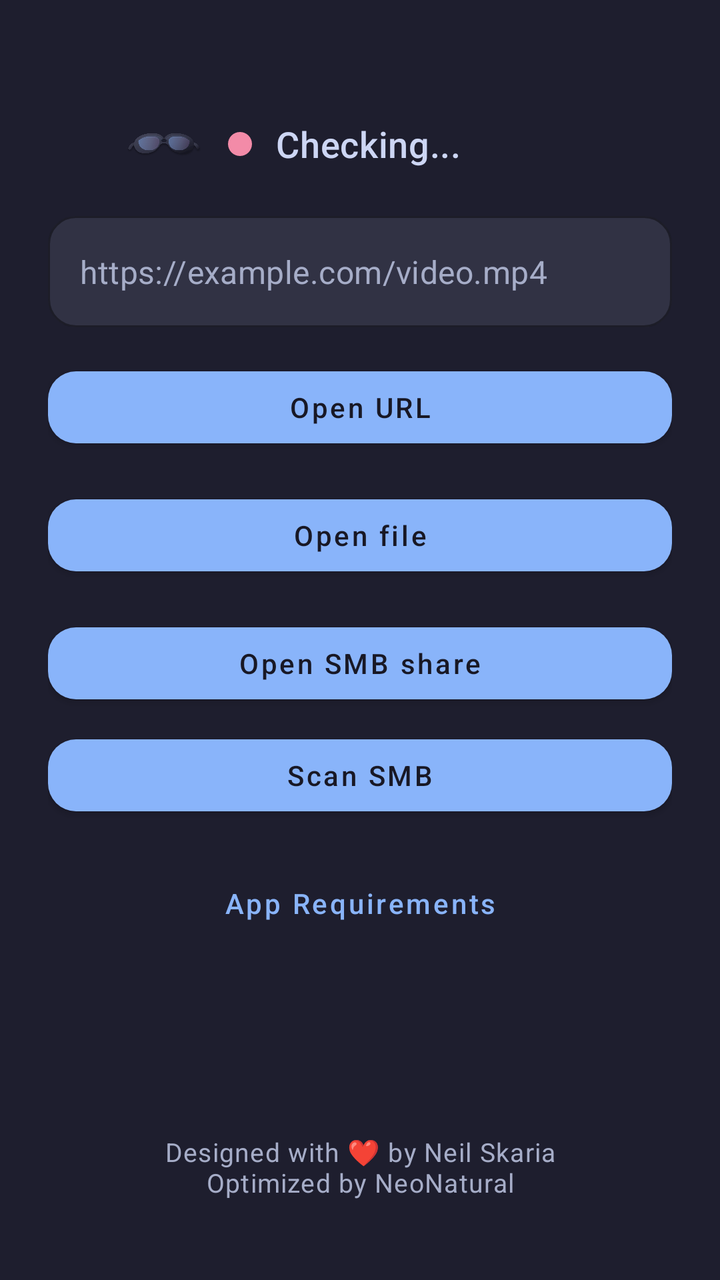
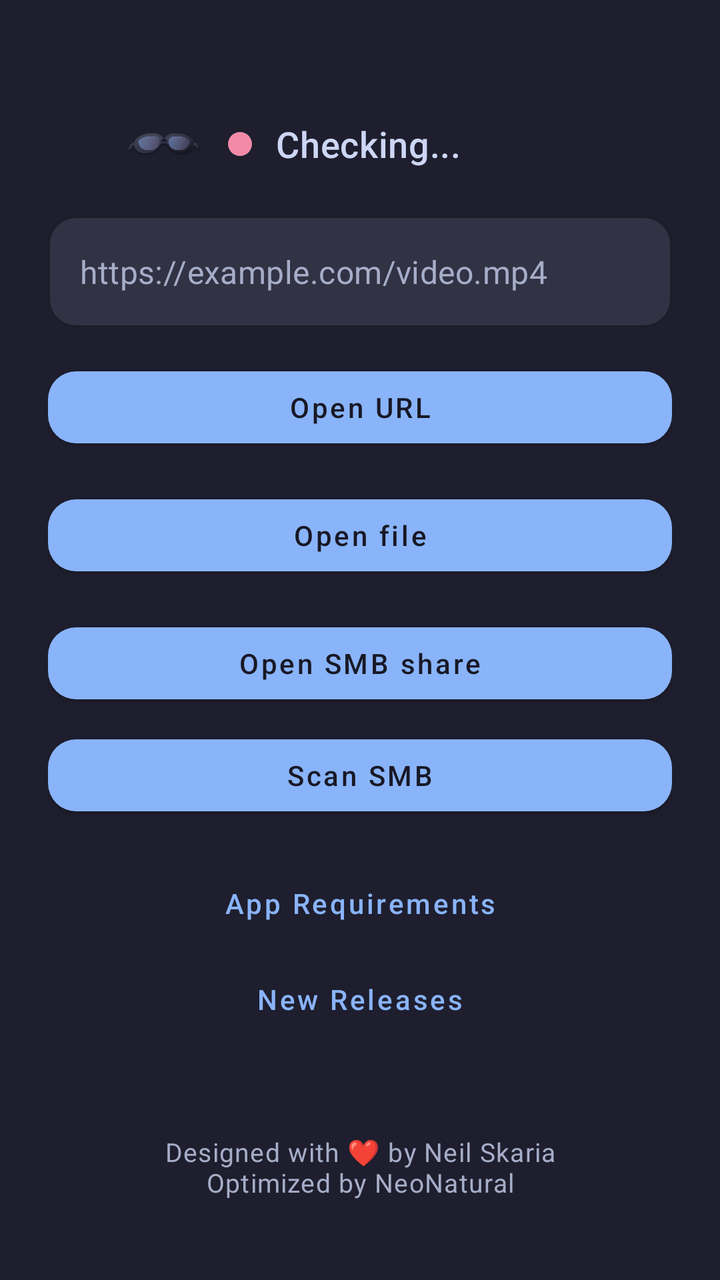

The first picture is an Android layout as it rendered before a commit; the second is the same layout after the commit. The layout source and the unified diff follow.
<!-- AndroidManifest.xml: application theme Theme.Vr2sbs -->
<!-- res/layout/activity_main.xml -->
<?xml version="1.0" encoding="utf-8"?>
<LinearLayout xmlns:android="http://schemas.android.com/apk/res/android"
    xmlns:app="http://schemas.android.com/apk/res-auto"
    android:layout_width="match_parent"
    android:layout_height="match_parent"
    android:background="@color/launcher_background"
    android:orientation="vertical"
    android:paddingStart="@dimen/launcher_screen_padding"
    android:paddingTop="@dimen/launcher_screen_padding"
    android:paddingEnd="@dimen/launcher_screen_padding"
    android:paddingBottom="@dimen/launcher_screen_padding">

    <LinearLayout
        android:layout_width="match_parent"
        android:layout_height="0dp"
        android:layout_weight="1"
        android:orientation="vertical">

        <LinearLayout
            android:id="@+id/xrealStatusRow"
            android:layout_width="wrap_content"
            android:layout_height="wrap_content"
            android:layout_gravity="center_horizontal"
            android:layout_marginTop="@dimen/launcher_status_top_margin"
            android:gravity="center_vertical"
            android:orientation="horizontal">

            <ImageView
                android:id="@+id/xrealStatusIcon"
                android:layout_width="@dimen/launcher_status_icon_size"
                android:layout_height="@dimen/launcher_status_icon_size"
                android:contentDescription="@string/xreal_status_icon_content_description"
                android:src="@drawable/ic_glasses_status" />

            <View
                android:id="@+id/xrealStatusDot"
                android:layout_width="@dimen/launcher_status_dot_size"
                android:layout_height="@dimen/launcher_status_dot_size"
                android:layout_marginStart="12dp"
                android:background="@drawable/bg_status_indicator_dot" />

            <TextView
                android:id="@+id/xrealStatusText"
                style="@style/TextAppearance.Vr2sbs.Launcher.Status"
                android:layout_width="@dimen/launcher_status_label_width"
                android:layout_height="wrap_content"
                android:layout_marginStart="12dp"
                android:ellipsize="end"
                android:gravity="start|center_vertical"
                android:maxLines="1"
                android:text="@string/xreal_status_checking" />
        </LinearLayout>

        <TextView
            android:id="@+id/statusText"
            style="@style/TextAppearance.Vr2sbs.Launcher.RuntimeStatus"
            android:layout_width="match_parent"
            android:layout_height="wrap_content"
            android:layout_marginTop="@dimen/launcher_runtime_status_top_margin"
            android:gravity="center_horizontal"
            android:text=""
            android:visibility="gone" />

        <com.google.android.material.textfield.TextInputLayout
            android:id="@+id/urlInputLayout"
            style="@style/Widget.Vr2sbs.Launcher.Input"
            android:layout_width="match_parent"
            android:layout_height="wrap_content"
            android:layout_marginTop="@dimen/launcher_section_spacing"
            app:hintEnabled="false"
            app:boxBackgroundMode="outline">

            <com.google.android.material.textfield.TextInputEditText
                android:id="@+id/urlInput"
                android:layout_width="match_parent"
                android:layout_height="wrap_content"
                android:fontFamily="sans-serif"
                android:hint="@string/hint_url"
                android:inputType="textUri"
                android:maxLines="1"
                android:textColor="@color/launcher_text_primary"
                android:textColorHint="@color/launcher_text_secondary" />
        </com.google.android.material.textfield.TextInputLayout>

        <com.google.android.material.button.MaterialButton
            android:id="@+id/openUrlButton"
            style="@style/Widget.Vr2sbs.Launcher.PrimaryButton"
            android:layout_width="match_parent"
            android:layout_height="wrap_content"
            android:layout_marginTop="@dimen/launcher_section_spacing"
            android:text="@string/open_url" />

        <com.google.android.material.button.MaterialButton
            android:id="@+id/openFileButton"
            style="@style/Widget.Vr2sbs.Launcher.PrimaryButton"
            android:layout_width="match_parent"
            android:layout_height="wrap_content"
            android:layout_marginTop="@dimen/launcher_section_spacing"
            android:text="@string/open_file" />

        <com.google.android.material.button.MaterialButton
            android:id="@+id/openSmbShareButton"
            style="@style/Widget.Vr2sbs.Launcher.PrimaryButton"
            android:layout_width="match_parent"
            android:layout_height="wrap_content"
            android:layout_marginTop="@dimen/launcher_section_spacing"
            android:text="@string/open_smb_share" />

        <com.google.android.material.button.MaterialButton
            android:id="@+id/scanSmbButton"
            style="@style/Widget.Vr2sbs.Launcher.PrimaryButton"
            android:layout_width="match_parent"
            android:layout_height="wrap_content"
            android:layout_marginTop="8dp"
            android:text="@string/scan_smb" />

        <com.google.android.material.button.MaterialButton
            android:id="@+id/requirementsHelpButton"
            style="@style/Widget.Vr2sbs.Launcher.HelpButton"
            android:layout_width="wrap_content"
            android:layout_height="wrap_content"
            android:layout_gravity="center_horizontal"
            android:layout_marginTop="@dimen/launcher_section_spacing"
            android:contentDescription="@string/requirements_help_content_description"
            android:text="@string/requirements_help" />
    </LinearLayout>

    <TextView
        style="@style/TextAppearance.Vr2sbs.Launcher.Footer"
        android:layout_width="match_parent"
        android:layout_height="wrap_content"
        android:layout_marginTop="@dimen/launcher_footer_top_margin"
        android:layout_marginBottom="@dimen/launcher_footer_bottom_margin"
        android:gravity="center_horizontal"
        android:text="@string/footer_designed_with" />
</LinearLayout>
<!-- resources referenced by this layout -->
<resources>
  <color name="launcher_background">@color/catppuccin_mocha_base</color>
  <color name="launcher_text_primary">@color/catppuccin_mocha_text</color>
  <color name="launcher_text_secondary">@color/catppuccin_mocha_subtext0</color>
  <dimen name="launcher_footer_bottom_margin">16dp</dimen>
  <dimen name="launcher_footer_top_margin">20dp</dimen>
  <dimen name="launcher_runtime_status_top_margin">14dp</dimen>
  <dimen name="launcher_screen_padding">24dp</dimen>
  <dimen name="launcher_section_spacing">16dp</dimen>
  <dimen name="launcher_status_dot_size">12dp</dimen>
  <dimen name="launcher_status_icon_size">40dp</dimen>
  <dimen name="launcher_status_label_width">160dp</dimen>
  <dimen name="launcher_status_top_margin">28dp</dimen>
  <!-- drawable bg_status_indicator_dot (drawable) -->
  <?xml version="1.0" encoding="utf-8"?>
  <shape xmlns:android="http://schemas.android.com/apk/res/android" android:shape="oval">
      <size
          android:width="@dimen/launcher_status_dot_size"
          android:height="@dimen/launcher_status_dot_size" />
      <solid android:color="@color/xreal_status_not_connected" />
  </shape>
  <string name="footer_designed_with">Designed with ❤️ by Neil Skaria\nOptimized by NeoNatural</string>
  <string name="hint_url">https://example.com/video.mp4</string>
  <string name="open_file">Open file</string>
  <string name="open_smb_share">Open SMB share</string>
  <string name="open_url">Open URL</string>
  <string name="requirements_help">App Requirements</string>
  <string name="requirements_help_content_description">Show requirements</string>
  <string name="scan_smb">Scan SMB</string>
  <string name="xreal_status_checking">Checking...</string>
  <string name="xreal_status_icon_content_description">XREAL glasses status</string>
  <style name="TextAppearance.Vr2sbs.Launcher.RuntimeStatus" parent="TextAppearance.MaterialComponents.Body2">
          <item name="android:fontFamily">sans-serif</item>
          <item name="android:textColor">@color/launcher_text_secondary</item>
          <item name="android:textSize">@dimen/launcher_body_text_size</item>
      </style>
  <style name="TextAppearance.Vr2sbs.Launcher.Status" parent="TextAppearance.MaterialComponents.Headline6">
          <item name="android:fontFamily">sans-serif-medium</item>
          <item name="android:textColor">@color/launcher_text_primary</item>
          <item name="android:textSize">@dimen/launcher_status_text_size</item>
      </style>
  <style name="Theme.Vr2sbs" parent="Theme.MaterialComponents.DayNight.NoActionBar">
          <item name="android:windowFullscreen">false</item>
      </style>
  <color name="catppuccin_mocha_base">#1E1E2E</color>
  <color name="catppuccin_mocha_text">#CDD6F4</color>
  <color name="catppuccin_mocha_subtext0">#A6ADC8</color>
  <color name="xreal_status_not_connected">@color/catppuccin_mocha_red</color>
  <dimen name="launcher_footer_text_size">13sp</dimen>
  <dimen name="launcher_body_text_size">15sp</dimen>
  <dimen name="launcher_status_text_size">18sp</dimen>
  <color name="catppuccin_mocha_blue">#89B4FA</color>
  <color name="catppuccin_mocha_surface0">#313244</color>
  <color name="launcher_card_background">@color/catppuccin_mocha_surface0</color>
  <dimen name="launcher_input_corner_radius">14dp</dimen>
  <color name="launcher_outline">@color/catppuccin_mocha_overlay0</color>
  <color name="catppuccin_mocha_mantle">#181825</color>
  <dimen name="launcher_button_corner_radius">14dp</dimen>
  <color name="catppuccin_mocha_red">#F38BA8</color>
  <color name="catppuccin_mocha_overlay0">#6C7086</color>
  <!-- unchanged entries left out for length: 5 -->
</resources>

<!-- the commit's change to res/layout/activity_main.xml (unified diff, before → after) -->
@@ -123,6 +123,15 @@
             android:layout_marginTop="@dimen/launcher_section_spacing"
             android:contentDescription="@string/requirements_help_content_description"
             android:text="@string/requirements_help" />
+
+        <com.google.android.material.button.MaterialButton
+            android:id="@+id/newReleasesButton"
+            style="@style/Widget.Vr2sbs.Launcher.HelpButton"
+            android:layout_width="wrap_content"
+            android:layout_height="wrap_content"
+            android:layout_gravity="center_horizontal"
+            android:contentDescription="@string/new_releases_content_description"
+            android:text="@string/new_releases" />
     </LinearLayout>
 
     <TextView
<!-- resource entries referenced after the edit -->
@@ -22,6 +22,8 @@
   </shape>
   <string name="footer_designed_with">Designed with ❤️ by Neil Skaria\nOptimized by NeoNatural</string>
   <string name="hint_url">https://example.com/video.mp4</string>
+  <string name="new_releases">New Releases</string>
+  <string name="new_releases_content_description">Open the GitHub releases page</string>
   <string name="open_file">Open file</string>
   <string name="open_smb_share">Open SMB share</string>
   <string name="open_url">Open URL</string>
